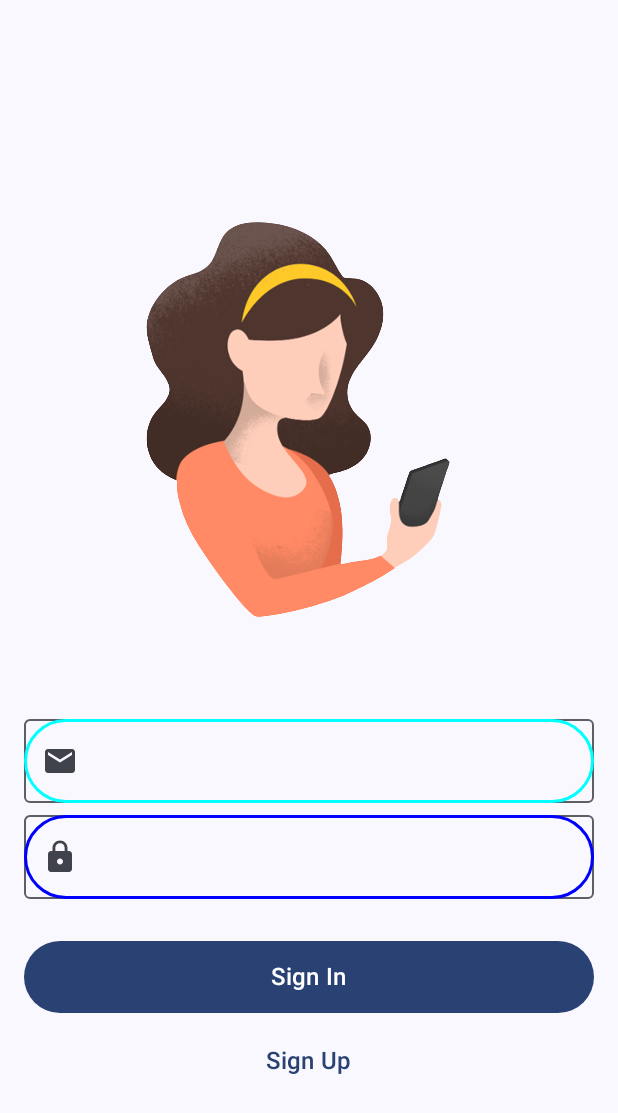
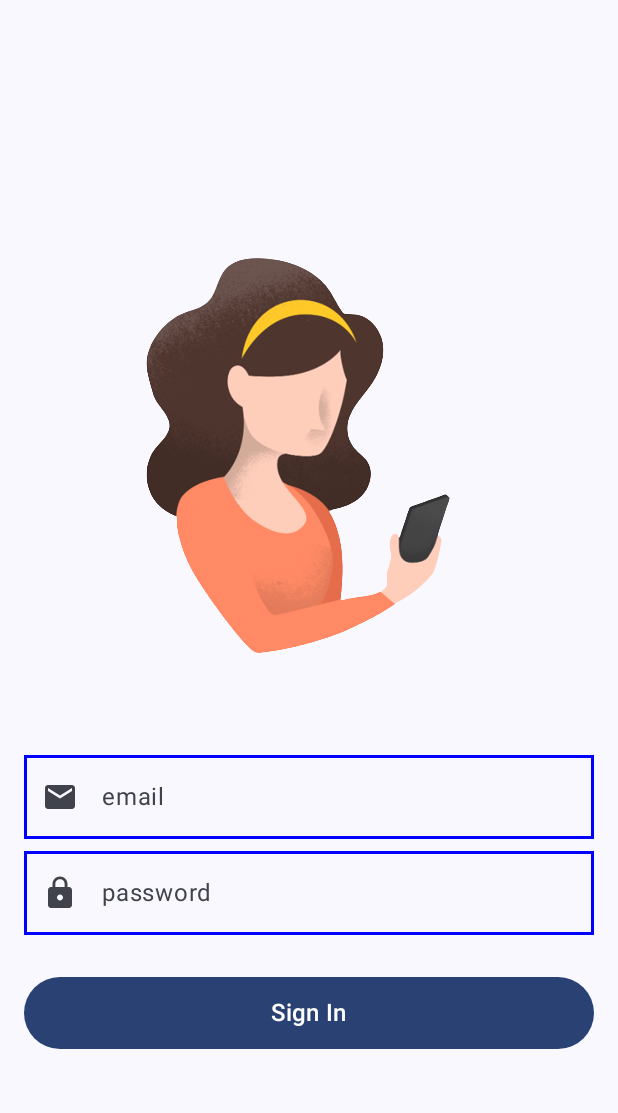
Before and after one commit to NwetNwetWai/MonBee, an Android app built with Jetpack Compose: the screen it shows after launch (MonBeeActivity), on a phone screen of 412 x 824 dp. Shown: the top 1113 px of the screen. Run offline under Robolectric (Android 15) with nearby library versions, the phone set to English and light mode, and no system bars; our stand-ins replace Dagger/Hilt's generated code, Firebase (no records; nobody signed in at launch, a user with empty details on screens opened directly), Room's generated code; libraries missing offline, so code that uses them is left out: com.chuckerteam.chucker; 1 statement that could not run was skipped.

Commit message:
Added Firebase Auth Sign-In feature

```diff
--- a/app/build.gradle.kts
+++ b/app/build.gradle.kts
@@ -2,7 +2,7 @@ plugins {
     alias(libs.plugins.android.application)
     alias(libs.plugins.kotlin.android)
     alias(libs.plugins.kotlin.compose)
-//    alias(libs.plugins.gms)
+    alias(libs.plugins.gms)
     alias(libs.plugins.ksp)
     alias(libs.plugins.hilt)
 }
@@ -49,6 +49,10 @@ dependencies {
     implementation(libs.androidx.hilt.navigation.compose)
     implementation(libs.androidx.lifecycle.runtimeCompose)
 
+    //firebase
+    implementation(platform(libs.firebase.bom)) // Manage versions
+    implementation(libs.firebase.auth.ktx)
+
     implementation(platform(libs.androidx.compose.bom))
     implementation(libs.androidx.navigation.compose)
     implementation(libs.androidx.core.ktx)
--- a/app/src/main/kotlin/com/hana/monbee/MonBeeApp.kt
+++ b/app/src/main/kotlin/com/hana/monbee/MonBeeApp.kt
@@ -77,7 +77,4 @@ fun NavGraphBuilder.notesGraph(appState: MonBeeAppState) {
 //        SignUpScreen(openAndPopUp = { route, popUp -> appState.navigateAndPopUp(route, popUp) })
     }
 
-//    composable(SPLASH_SCREEN) {
-//        SplashScreen(openAndPopUp = { route, popUp -> appState.navigateAndPopUp(route, popUp) })
-//    }
 }
--- a/app/src/main/kotlin/com/hana/monbee/MonBeeApplication.kt
+++ b/app/src/main/kotlin/com/hana/monbee/MonBeeApplication.kt
@@ -1,7 +1,13 @@
 package com.hana.monbee
 
 import android.app.Application
+import com.google.firebase.FirebaseApp
 import dagger.hilt.android.HiltAndroidApp
 
 @HiltAndroidApp
-class MonBeeApplication : Application()
+class MonBeeApplication : Application() {
+    override fun onCreate() {
+        super.onCreate()
+        FirebaseApp.initializeApp(this)
+    }
+}
--- /dev/null
+++ b/app/src/main/kotlin/com/hana/monbee/feature/addCustomer/AddNewCustomerScreen.kt
@@ -0,0 +1 @@
+package com.hana.monbee.feature.addCustomer
--- a/app/src/main/kotlin/com/hana/monbee/feature/auth/SignInScreen.kt
+++ b/app/src/main/kotlin/com/hana/monbee/feature/auth/SignInScreen.kt
@@ -19,8 +19,6 @@ import androidx.compose.material3.Button
 import androidx.compose.material3.Icon
 import androidx.compose.material3.OutlinedTextField
 import androidx.compose.material3.Text
-import androidx.compose.material3.TextButton
-import androidx.compose.material3.TextFieldDefaults
 import androidx.compose.runtime.Composable
 import androidx.compose.runtime.collectAsState
 import androidx.compose.ui.Alignment
@@ -73,17 +71,12 @@ fun SignInScreen(
                 .fillMaxWidth()
                 .padding(16.dp, 4.dp)
                 .border(
-                    BorderStroke(width = 2.dp, color = Color.Cyan),
-                    shape = RoundedCornerShape(50)
+                    BorderStroke(width = 2.dp, color = Color.Blue),
+//                    shape = RoundedCornerShape(50)
                 ),
-//            colors = TextFieldDefaults.textFieldColors(
-//                containerColor = Color.Transparent,
-//                focusedIndicatorColor = Color.Transparent,
-//                unfocusedIndicatorColor = Color.Transparent
-//            ),
             value = email.value,
             onValueChange = { viewModel.updateEmail(it) },
-//            placeholder = { Text(stringResource(R.string.email)) },
+            placeholder = { Text("email") },
             leadingIcon = { Icon(imageVector = Icons.Default.Email, contentDescription = "Email") }
         )
 
@@ -94,16 +87,11 @@ fun SignInScreen(
                 .padding(16.dp, 4.dp)
                 .border(
                     BorderStroke(width = 2.dp, color = Color.Blue),
-                    shape = RoundedCornerShape(50)
+//                    shape = RoundedCornerShape(50)
                 ),
-//            colors = TextFieldDefaults.textFieldColors(
-//                containerColor = Color.Transparent,
-//                focusedIndicatorColor = Color.Transparent,
-//                unfocusedIndicatorColor = Color.Transparent
-//            ),
             value = password.value,
             onValueChange = { viewModel.updatePassword(it) },
-//            placeholder = { Text(stringResource(R.string.password)) },
+            placeholder = { Text("password") },
             leadingIcon = { Icon(imageVector = Icons.Default.Lock, contentDescription = "Email") },
             visualTransformation = PasswordVisualTransformation()
         )
@@ -134,13 +122,13 @@ fun SignInScreen(
                 .padding(4.dp)
         )
 
-        TextButton(onClick = { viewModel.onSignUpClick(openAndPopUp) }) {
-            Text(
-                text = "Sign Up",
-//                text = stringResource(R.string.sign_up_description),
-                fontSize = 16.sp
-            )
-        }
+//        TextButton(onClick = { viewModel.onSignUpClick(openAndPopUp) }) {
+//            Text(
+//                text = "Sign Up",
+////                text = stringResource(R.string.sign_up_description),
+//                fontSize = 16.sp
+//            )
+//        }
     }
 }
 
--- a/app/src/main/kotlin/com/hana/monbee/feature/customerDetails/CustomerDetailScreen.kt
+++ b/app/src/main/kotlin/com/hana/monbee/feature/customerDetails/CustomerDetailScreen.kt
@@ -107,7 +107,7 @@ fun CustomerDetailScreen(
 
                         ) {
                         Text(
-                            text = state.data.name.toString(),
+                            text = "Name: " + state.data.name.toString(),
                             style = MaterialTheme.typography.titleSmall,
                             modifier = Modifier.padding(12.dp)
                         )
--- a/build.gradle.kts
+++ b/build.gradle.kts
@@ -6,6 +6,7 @@ plugins {
     alias(libs.plugins.android.library) apply false
     alias(libs.plugins.ksp) apply false
     alias(libs.plugins.hilt) apply false
+    alias(libs.plugins.gms) apply false
 }
 
 subprojects {
--- a/data/build.gradle.kts
+++ b/data/build.gradle.kts
@@ -7,6 +7,7 @@ plugins {
     alias(libs.plugins.ksp)
     alias(libs.plugins.room)
     alias(libs.plugins.hilt)
+    alias(libs.plugins.gms)
 }
 
 android {
@@ -53,6 +54,10 @@ dependencies {
     implementation(libs.hilt.android)
     ksp(libs.hilt.android.compiler)
 
+    //firebase
+    implementation(libs.firebase.common.ktx)
+    implementation(libs.google.firebase.auth.ktx)
+
     implementation(libs.androidx.core.ktx)
     implementation(libs.androidx.appcompat)
     implementation(libs.material)
--- a/data/src/main/kotlin/com/hana/data/repository/CustomerRepositoryImpl.kt
+++ b/data/src/main/kotlin/com/hana/data/repository/CustomerRepositoryImpl.kt
@@ -21,7 +21,9 @@ class CustomerRepositoryImpl @Inject constructor(
             val apiData = apiManagerInterface.service().fetchCustomerData()
             if(customers.isEmpty()) {
                 apiData.forEach { customerDao.insertAll(it.toEntity()) }
-            } else  apiData.forEach { customerDao.updateCustomers(it.toEntity()) }
+            } else  {
+                apiData.forEach { customerDao.updateCustomers(it.toEntity()) }
+            }
         } catch (e: Exception) {
             throw e
         }
```
Also changed, not shown: app/src/main/kotlin/com/hana/monbee/feature/auth/SignInViewModel.kt (+2 -6 lines), data/src/main/kotlin/com/hana/data/repository/UserRepositoryImpl.kt (+14 -2 lines).
